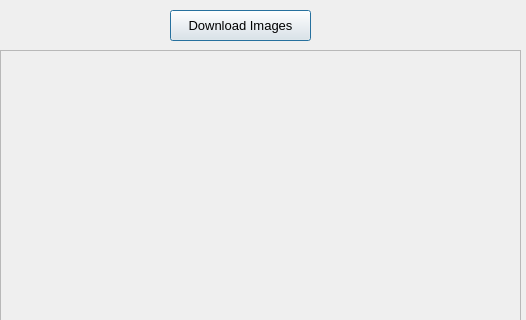
This is LAWRENTIAN/LuD/photopoolwindow.ui in pyridine/LAWRENTIAN as Qt 5 draws it before an edit; both pictures show x 370 to 896 and y 0 to 320 of the 896 by 469 pixel window. The edited form follows.
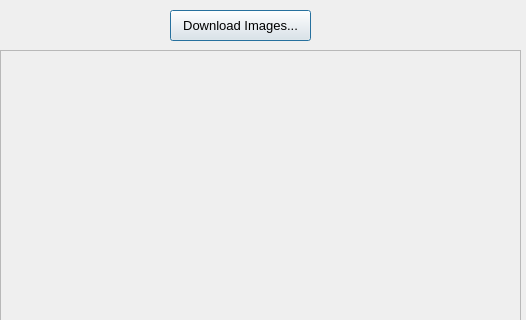
This is the edited form.

Commit message: System Notification permissions, UI changes.

Patch:
```diff
--- a/LAWRENTIAN/LuD/photopoolwindow.ui
+++ b/LAWRENTIAN/LuD/photopoolwindow.ui
@@ -81,7 +81,7 @@
     </font>
    </property>
    <property name="text">
-    <string>Download Images</string>
+    <string>Download Images...</string>
    </property>
   </widget>
   <widget class="QComboBox" name="toIssueDate_comboBox">
```
The commit also changes 7 other files.
